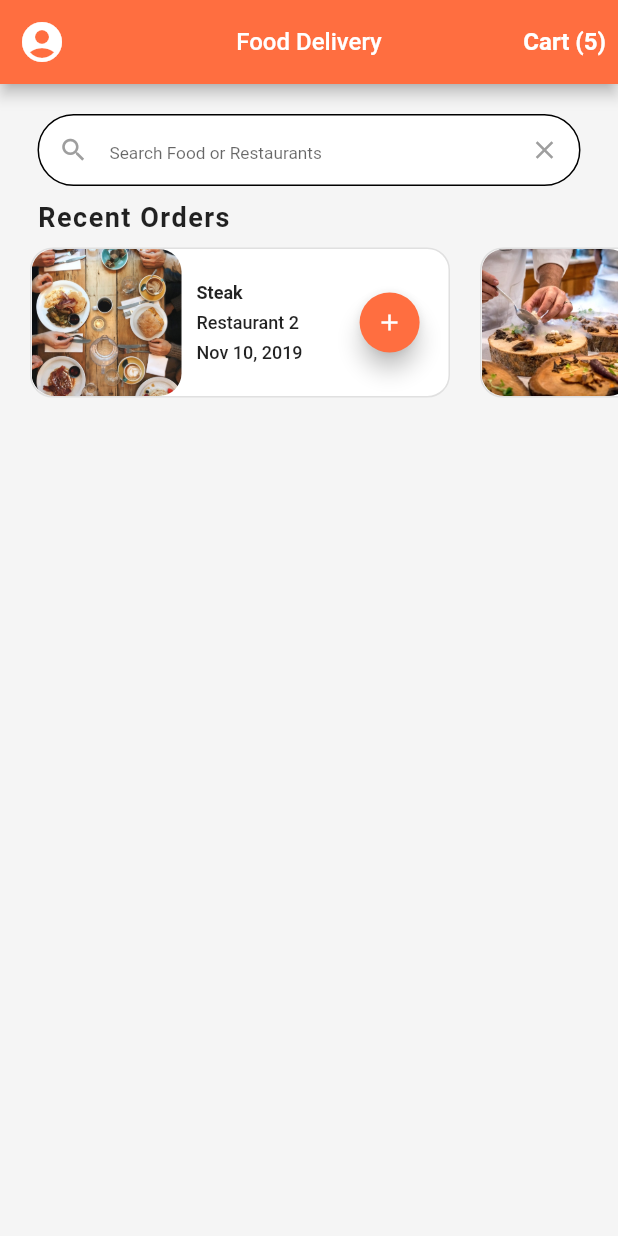
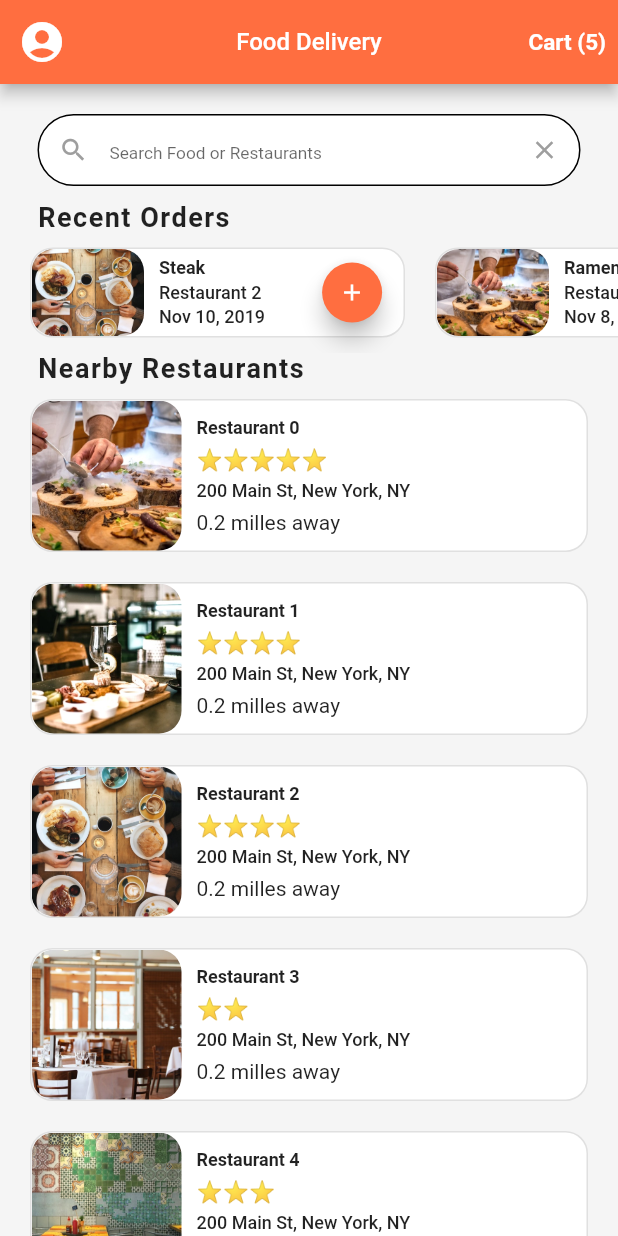
Before and after one commit to Wagner-Coche/food_delivery_app, a Flutter app: the screen it shows after launch, on a phone screen of 412 x 824 dp. Run offline on Flutter 3.47's test engine with Material 2 defaults, Android fonts, the phone set to English and light mode, and no system bars.

Commit message:
create nearby restaurant

```diff
--- a/lib/screens/home_screen.dart
+++ b/lib/screens/home_screen.dart
@@ -1,6 +1,8 @@
 import "package:flutter/material.dart";
 import "package:flutter/cupertino.dart";
 import 'package:food_delivery_app/data/restaurant_data.dart';
+import 'package:food_delivery_app/data/user_data.dart';
+import 'package:food_delivery_app/widgets/nearby_restaurants.dart';
 import 'package:food_delivery_app/widgets/recent_orders.dart';
 
 class HomeScreen extends StatefulWidget {
@@ -32,12 +34,12 @@ class _HomeScreenState extends State<HomeScreen> {
         actions: <Widget>[
           TextButton(
             onPressed: (){},
-            child: const Text(
-              "Cart (5)",
-              style: TextStyle(
+            child: Text(
+              "Cart (${currentUser.orders.length})",
+              style: const TextStyle(
                 color: Colors.white,
-                fontSize: 16,
-                fontWeight: FontWeight.bold
+                fontSize: 15,
+                fontWeight: FontWeight.w600
               ),
             )
           )
@@ -46,8 +48,8 @@ class _HomeScreenState extends State<HomeScreen> {
       body: SingleChildScrollView(
         reverse: false,
         child: Column(
-          children: <Widget>[
-            const Padding(
+          children: const <Widget>[
+            Padding(
               padding: EdgeInsets.only(
                 top: 20,
                 right: 25,
@@ -86,26 +88,59 @@ class _HomeScreenState extends State<HomeScreen> {
                 ),
               ),
             ),
-            Container(
-              alignment: Alignment.centerLeft,
-              child: const Padding(
-                padding: EdgeInsets.symmetric(horizontal: 25),
-                child: Text(
-                  "Recent Orders",
-                  style: TextStyle(
-                    fontSize: 18,
-                    fontWeight: FontWeight.bold,
-                    letterSpacing: 1
-                  ),
-                ),
-              ),
-            ),
-            const SizedBox(
-              child: RecentOrders()
-            ),
+            SizedBox(child: RecentOrders()),
+            SizedBox(child: NearbyRestaurants())
           ],
         ),
       ),
     );
   }
 }
+
+
+
+
+/**
+ *
+ *
+ * Container(
+              margin: const EdgeInsets.only(left: 10),
+              child: Column(
+                mainAxisAlignment: MainAxisAlignment.center,
+                crossAxisAlignment: CrossAxisAlignment.start,
+                children: <Widget>[
+                  Container(
+                    margin: const EdgeInsets.only(bottom: 6),
+                    child: Text(
+                      element.name,
+                      style: const TextStyle(
+                        fontSize: 12,
+                        fontWeight: FontWeight.bold
+                      ),
+                    ),
+                  ),
+                  Container(
+                    margin: const EdgeInsets.only(bottom: 6),
+                    child: Text(
+                      element.address,
+                      style: const TextStyle(
+                        fontSize: 12,
+                        fontWeight: FontWeight.w500
+                      ),
+                    ),
+                  ),
+                  const SizedBox(
+                    child: Text(
+                      "0.2 miles away",
+                      style: TextStyle(
+                        fontSize: 12,
+                        fontWeight: FontWeight.w500
+                      ),
+                    ),
+                  )
+                ],
+              ),
+            ),
+ *
+ *
+ */
--- /dev/null
+++ b/lib/widgets/nearby_restaurants.dart
@@ -0,0 +1,111 @@
+import 'package:flutter/material.dart';
+import 'package:flutter/src/foundation/key.dart';
+import 'package:flutter/src/widgets/framework.dart';
+import 'package:food_delivery_app/data/restaurant_data.dart';
+import 'package:food_delivery_app/data/user_data.dart';
+import 'package:food_delivery_app/models/order.dart';
+import 'package:food_delivery_app/models/restaurant.dart';
+import 'package:food_delivery_app/widgets/rating_star.dart';
+
+class NearbyRestaurants extends StatefulWidget {
+  const NearbyRestaurants({Key? key}) : super(key: key);
+
+  @override
+  State<NearbyRestaurants> createState() => _NearbyRestaurantsState();
+}
+
+class _NearbyRestaurantsState extends State<NearbyRestaurants> {
+
+  _buildRestaurants() {
+    List<Widget> listaRestaurants = [];
+    for (var element in restaurants) {
+      listaRestaurants.add(
+        Container(
+          margin: const EdgeInsets.symmetric(horizontal: 20.0, vertical: 10.0),
+          decoration: BoxDecoration(
+            color: Colors.white,
+            borderRadius: BorderRadius.circular(15.0),
+            border: Border.all(
+              width: 1.0,
+              color: Colors.grey.shade300
+            )
+          ),
+          child: Row(
+            children: <Widget>[
+              ClipRRect(
+                borderRadius: BorderRadius.circular(15.0),
+                child: SizedBox(
+                  height: 100,
+                  width: 100,
+                  child: Image(
+                    image: AssetImage(element.imageUrl), fit: BoxFit.cover,
+                  ),
+                ),
+              ),
+              Container(
+                margin: const EdgeInsets.only(left: 10.0),
+                child: Column(
+                  crossAxisAlignment: CrossAxisAlignment.start,
+                  children: <Widget>[
+                    Container(
+                      margin: const EdgeInsets.only(bottom: 6),
+                      child: Text(
+                        element.name,
+                        style: const TextStyle(
+                          fontSize: 12,
+                          fontWeight: FontWeight.bold
+                        ),
+                      ),
+                    ),
+                    Container(
+                      margin: const EdgeInsets.only(bottom: 6),
+                      child: RatingStar(value: element.rating)
+                    ),
+                    Container(
+                      margin: const EdgeInsets.only(bottom: 6),
+                      child: Text(
+                        element.address,
+                        style: const TextStyle(
+                          fontSize: 12,
+                          fontWeight: FontWeight.w500
+                        ),
+                      ),
+                    ),
+                    const Text("0.2 milles away")
+                  ],
+                ),
+              )
+            ],
+          ),
+        )
+      );
+    }
+
+    return Column(children: listaRestaurants);
+  }
+
+  @override
+  Widget build(BuildContext context) {
+    return SizedBox(
+      child: Column(
+        children: <Widget>[
+          Container(
+            alignment: Alignment.centerLeft,
+            child: const Padding(
+              padding: EdgeInsets.symmetric(horizontal: 25.0),
+              child: Text(
+                "Nearby Restaurants",
+                style: TextStyle(
+                  fontSize: 18,
+                  fontWeight: FontWeight.bold,
+                  letterSpacing: 1
+                ),
+              ),
+            ),
+          ),
+          SizedBox(child: _buildRestaurants())
+        ],
+      ),
+    );
+  }
+}
--- /dev/null
+++ b/lib/widgets/rating_star.dart
@@ -0,0 +1,19 @@
+import 'package:flutter/cupertino.dart';
+import 'package:flutter/src/foundation/key.dart';
+import 'package:flutter/src/widgets/framework.dart';
+
+class RatingStar extends StatelessWidget {
+  const RatingStar({Key? key, required this.value}) : super(key: key);
+
+  final int value;
+
+  @override
+  Widget build(BuildContext context) {
+    String stars = "";
+    for (int count = 0; count < value; count++) {
+      stars += "⭐";
+    }
+
+    return Text(stars);
+  }
+}
--- a/lib/widgets/recent_orders.dart
+++ b/lib/widgets/recent_orders.dart
@@ -11,8 +11,7 @@ class RecentOrders extends StatelessWidget {
   _buildRecentOrder(BuildContext context, Order order) {
     return Container(
       margin: const EdgeInsets.all(10),
-      height: 100,
-      width: 280.0,
+      width: 250.0,
       decoration: BoxDecoration(
         color: Colors.white,
         borderRadius: BorderRadius.circular(15.0),
@@ -26,7 +25,7 @@ class RecentOrders extends StatelessWidget {
           Container(
             margin: const EdgeInsets.only(right: 10),
             height: MediaQuery.of(context).size.height,
-            width: 100,
+            width: 75,
             decoration: BoxDecoration(
               borderRadius: BorderRadius.circular(15.0)
             ),
@@ -44,7 +43,7 @@ class RecentOrders extends StatelessWidget {
               crossAxisAlignment: CrossAxisAlignment.start,
               children: <Widget>[
                 Container(
-                  margin: const EdgeInsets.only(bottom: 6),
+                  margin: const EdgeInsets.only(bottom: 2.5),
                   child: Text(
                     order.food.name,
                     style: const TextStyle(
@@ -54,7 +53,7 @@ class RecentOrders extends StatelessWidget {
                   ),
                 ),
                 Container(
-                  margin: const EdgeInsets.only(bottom: 6),
+                  margin: const EdgeInsets.only(bottom: 2.5),
                   child: Text(
                     order.restaurant.name,
                     style: const TextStyle(
@@ -94,8 +93,22 @@ class RecentOrders extends StatelessWidget {
       child: Column(
         crossAxisAlignment: CrossAxisAlignment.start,
         children: <Widget>[
+          Container(
+            alignment: Alignment.centerLeft,
+            child: const Padding(
+              padding: EdgeInsets.symmetric(horizontal: 25),
+              child: Text(
+                "Recent Orders",
+                style: TextStyle(
+                  fontSize: 18,
+                  fontWeight: FontWeight.bold,
+                  letterSpacing: 1
+                ),
+              ),
+            ),
+          ),
           SizedBox(
-            height: 120.0,
+            height: 80.0,
             child: ListView.builder(
               physics: const BouncingScrollPhysics(),
               padding: const EdgeInsets.only(left: 10.0),
```
